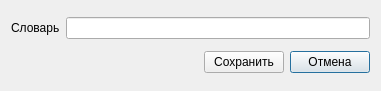
Old version of the form ui/dict_edit.ui in the repository slipstak2/vocabular.
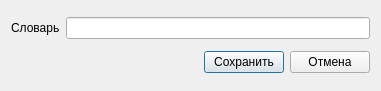
New version of the form. Icons and pictures are not drawn.

Diff of the .ui file:
```diff
--- a/ui/dict_edit.ui
+++ b/ui/dict_edit.ui
@@ -73,6 +73,9 @@
      <property name="text">
       <string>Сохранить</string>
      </property>
+     <property name="default">
+      <bool>true</bool>
+     </property>
     </widget>
    </item>
   </layout>
```
